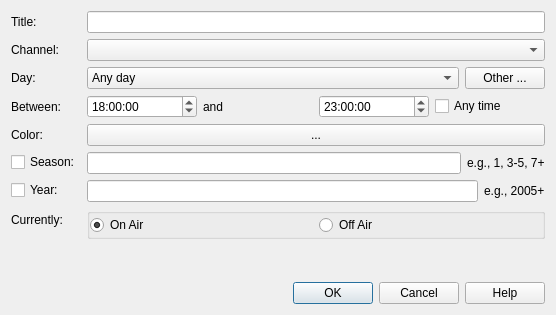
Before: the Qt Designer form src/bookmarkitemeditor.ui in rweather/tvguide, drawn with Qt 5.
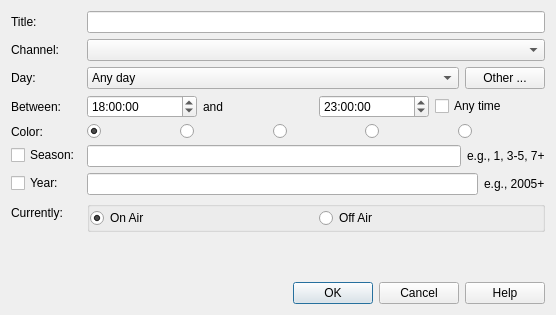
After: the same form once the commit is applied. Icons and pictures are not drawn.

Commit message: Restrict color selection to only 5 colors

The edit to the form file:
```diff
--- a/src/bookmarkitemeditor.ui
+++ b/src/bookmarkitemeditor.ui
@@ -182,11 +182,126 @@
       </widget>
      </item>
      <item row="4" column="1">
-      <widget class="QPushButton" name="colorSelect">
-       <property name="text">
-        <string>...</string>
-       </property>
-      </widget>
+      <layout class="QHBoxLayout" name="horizontalLayout_5">
+       <item>
+        <widget class="QRadioButton" name="redButton">
+         <property name="sizePolicy">
+          <sizepolicy hsizetype="MinimumExpanding" vsizetype="Fixed">
+           <horstretch>0</horstretch>
+           <verstretch>0</verstretch>
+          </sizepolicy>
+         </property>
+         <property name="text">
+          <string/>
+         </property>
+         <property name="icon">
+          <iconset resource="tvguide.qrc">
+           <normaloff>:/images/colors/color_red.png</normaloff>:/images/colors/color_red.png</iconset>
+         </property>
+         <property name="iconSize">
+          <size>
+           <width>48</width>
+           <height>16</height>
+          </size>
+         </property>
+         <property name="checked">
+          <bool>true</bool>
+         </property>
+        </widget>
+       </item>
+       <item>
+        <widget class="QRadioButton" name="greenButton">
+         <property name="sizePolicy">
+          <sizepolicy hsizetype="MinimumExpanding" vsizetype="Fixed">
+           <horstretch>0</horstretch>
+           <verstretch>0</verstretch>
+          </sizepolicy>
+         </property>
+         <property name="text">
+          <string/>
+         </property>
+         <property name="icon">
+          <iconset resource="tvguide.qrc">
+           <normaloff>:/images/colors/color_green.png</normaloff>:/images/colors/color_green.png</iconset>
+         </property>
+         <property name="iconSize">
+          <size>
+           <width>48</width>
+           <height>16</height>
+          </size>
+         </property>
+        </widget>
+       </item>
+       <item>
+        <widget class="QRadioButton" name="blueButton">
+         <property name="sizePolicy">
+          <sizepolicy hsizetype="MinimumExpanding" vsizetype="Fixed">
+           <horstretch>0</horstretch>
+           <verstretch>0</verstretch>
+          </sizepolicy>
+         </property>
+         <property name="text">
+          <string/>
+         </property>
+         <property name="icon">
+          <iconset resource="tvguide.qrc">
+           <normaloff>:/images/colors/color_blue.png</normaloff>:/images/colors/color_blue.png</iconset>
+         </property>
+         <property name="iconSize">
+          <size>
+           <width>48</width>
+           <height>16</height>
+          </size>
+         </property>
+        </widget>
+       </item>
+       <item>
+        <widget class="QRadioButton" name="orangeButton">
+         <property name="sizePolicy">
+          <sizepolicy hsizetype="MinimumExpanding" vsizetype="Fixed">
+           <horstretch>0</horstretch>
+           <verstretch>0</verstretch>
+          </sizepolicy>
+         </property>
+         <property name="text">
+          <string/>
+         </property>
+         <property name="icon">
+          <iconset resource="tvguide.qrc">
+           <normaloff>:/images/colors/color_orange.png</normaloff>:/images/colors/color_orange.png</iconset>
+         </property>
+         <property name="iconSize">
+          <size>
+           <width>48</width>
+           <height>16</height>
+          </size>
+         </property>
+        </widget>
+       </item>
+       <item>
+        <widget class="QRadioButton" name="pinkButton">
+         <property name="sizePolicy">
+          <sizepolicy hsizetype="MinimumExpanding" vsizetype="Fixed">
+           <horstretch>0</horstretch>
+           <verstretch>0</verstretch>
+          </sizepolicy>
+         </property>
+         <property name="text">
+          <string/>
+         </property>
+         <property name="icon">
+          <iconset resource="tvguide.qrc">
+           <normaloff>:/images/colors/color_pink.png</normaloff>:/images/colors/color_pink.png</iconset>
+         </property>
+         <property name="iconSize">
+          <size>
+           <width>48</width>
+           <height>16</height>
+          </size>
+         </property>
+        </widget>
+       </item>
+      </layout>
      </item>
      <item row="5" column="0">
       <widget class="QCheckBox" name="seasonEnable">
```
Left out of the diff: 10 changed lines with no effect on the pictures. The commit also changes 8 other files.
